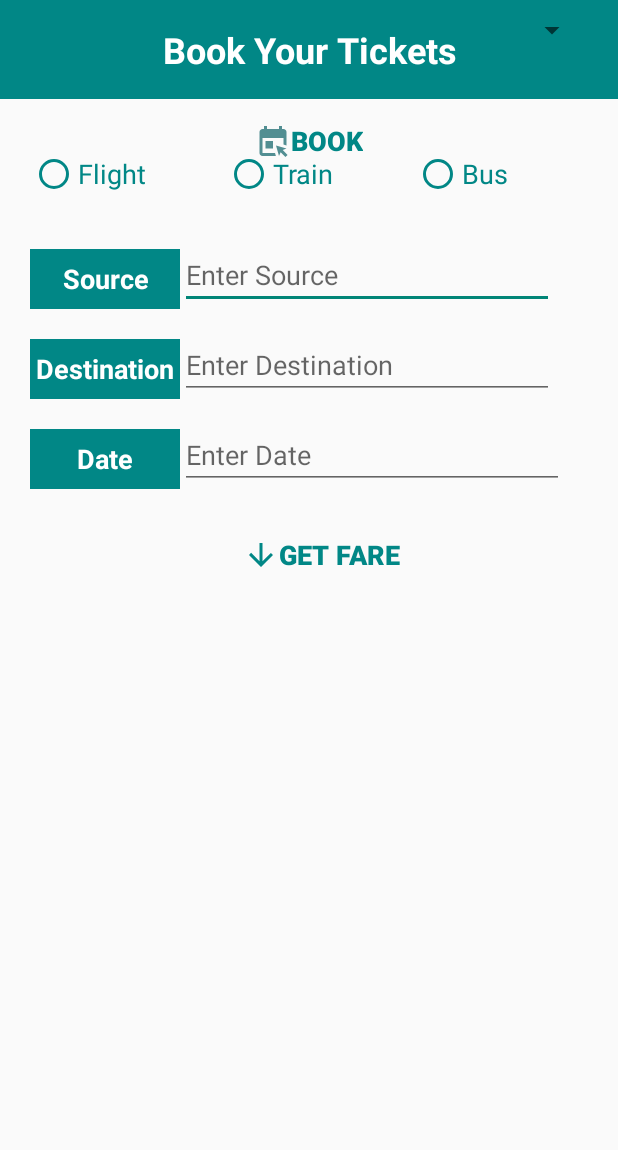
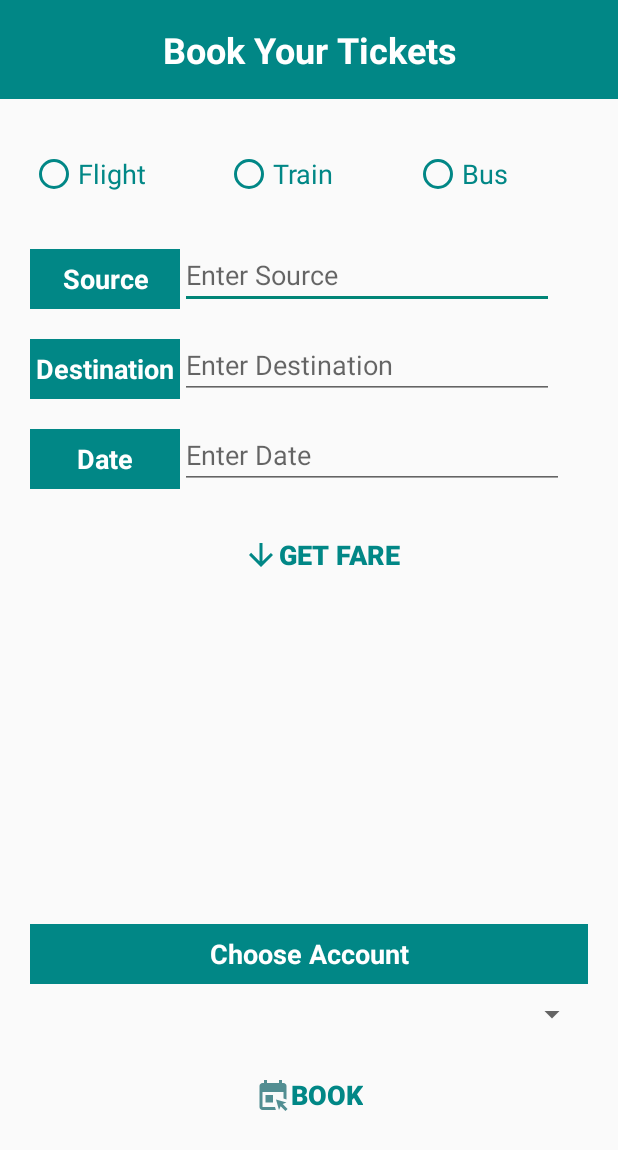
Before and after one commit to shhekarchowdary/Indian_Bank_Android, an Android app: the layout activity_travel.xml on its own in the app's theme, with its tools: preview values and no code run, on a phone screen of 412 x 824 dp. Shown: the top 1150 px of the screen. Run offline under Robolectric (Android 15) with nearby library versions, the phone set to English and light mode, and no system bars.

```diff
--- a/app/src/main/AndroidManifest.xml
+++ b/app/src/main/AndroidManifest.xml
@@ -6,7 +6,7 @@
         android:allowBackup="true"
         android:icon="@drawable/appicon"
         android:label="@string/app_name"
-        android:roundIcon="@mipmap/ic_launcher_round"
+        android:roundIcon="@drawable/appicon"
         android:supportsRtl="true"
         android:theme="@style/Theme.IndianBankAndroid" >
         <activity android:name=".BankStatement" >
--- a/app/src/main/java/com/arr/indianbankandroid/Customer.java
+++ b/app/src/main/java/com/arr/indianbankandroid/Customer.java
@@ -287,7 +287,7 @@ public class Customer {
         if(amt < account.getCurrentBalance()){
             double change = account.getCurrentBalance() - amt;
             account.setCurrentBalance(change);
-            this.referenceAccounts.child(this.getCin()).child(account.getAccountNo()).child("currentBalance").setValue(change);
+            this.referenceAccounts.child(account.getAccountNo()).child("currentBalance").setValue(change);
             String date = new SimpleDateFormat("yyyy-MM-DD").format(new Date());
             TransactionsHistory transac = new TransactionsHistory(account.getAccountNo(),date,"Debit","For Bills",amt);
             account.getTransferHis().add(transac);
--- a/app/src/main/res/layout/activity_bank_statement.xml
+++ b/app/src/main/res/layout/activity_bank_statement.xml
@@ -61,7 +61,7 @@
           android:id="@+id/etvSDate"
           android:layout_width="match_parent"
           android:layout_height="match_parent"
-          android:hint="Start Date"
+          android:hint="Start Date (YYYY-MM-DD)"
           android:inputType="date" />
 
     </com.google.android.material.textfield.TextInputLayout>
@@ -77,7 +77,7 @@
           android:id="@+id/etvEDate"
           android:layout_width="match_parent"
           android:layout_height="wrap_content"
-          android:hint="End Date"
+          android:hint="End Date (YYYY-MM-DD)"
           android:inputType="date" />
     </com.google.android.material.textfield.TextInputLayout>
 
--- a/app/src/main/res/layout/activity_travel.xml
+++ b/app/src/main/res/layout/activity_travel.xml
@@ -12,16 +12,16 @@
         style="@style/Widget.AppCompat.Button.Borderless"
         android:layout_width="wrap_content"
         android:layout_height="wrap_content"
-        android:layout_marginTop="30dp"
+        android:layout_marginBottom="70dp"
         android:backgroundTintMode="add"
         android:drawableStart="@drawable/ic_baseline_book_online_24"
         android:text="Book"
         android:textColor="@color/teal_700"
         android:textSize="18sp"
         android:textStyle="bold"
+        app:layout_constraintBottom_toBottomOf="parent"
         app:layout_constraintEnd_toEndOf="parent"
-        app:layout_constraintStart_toStartOf="parent"
-        app:layout_constraintTop_toBottomOf="@+id/bookticketsspinner" />
+        app:layout_constraintStart_toStartOf="parent" />
 
     <Button
         android:id="@+id/gettcktbtn"
@@ -205,10 +205,11 @@
         android:layout_height="40dp"
         android:layout_marginStart="20dp"
         android:layout_marginEnd="20dp"
+        android:layout_marginBottom="10dp"
+        app:layout_constraintBottom_toTopOf="@+id/booktcktbtn"
         app:layout_constraintEnd_toEndOf="parent"
         app:layout_constraintHorizontal_bias="0.0"
-        app:layout_constraintStart_toStartOf="parent"
-        tools:layout_editor_absoluteY="561dp" />
+        app:layout_constraintStart_toStartOf="parent" />
 
     <TextView
         android:id="@+id/txtTravelTotal"
--- a/app/src/main/res/values/strings.xml
+++ b/app/src/main/res/values/strings.xml
@@ -16,5 +16,5 @@
     <string name="back"><![CDATA[<< Back]]></string>
     <string name="enter_pin_number">Enter Pin Number</string>
     <string name="Login">Login</string>
-    <string name="thankyouText">"Thanks for showing Interest with us. Our Agent will get back to yous soon. "</string>
+    <string name="thankyouText">"Thanks for showing Interest with us. Our Agent will get back to you soon. "</string>
 </resources>
```
